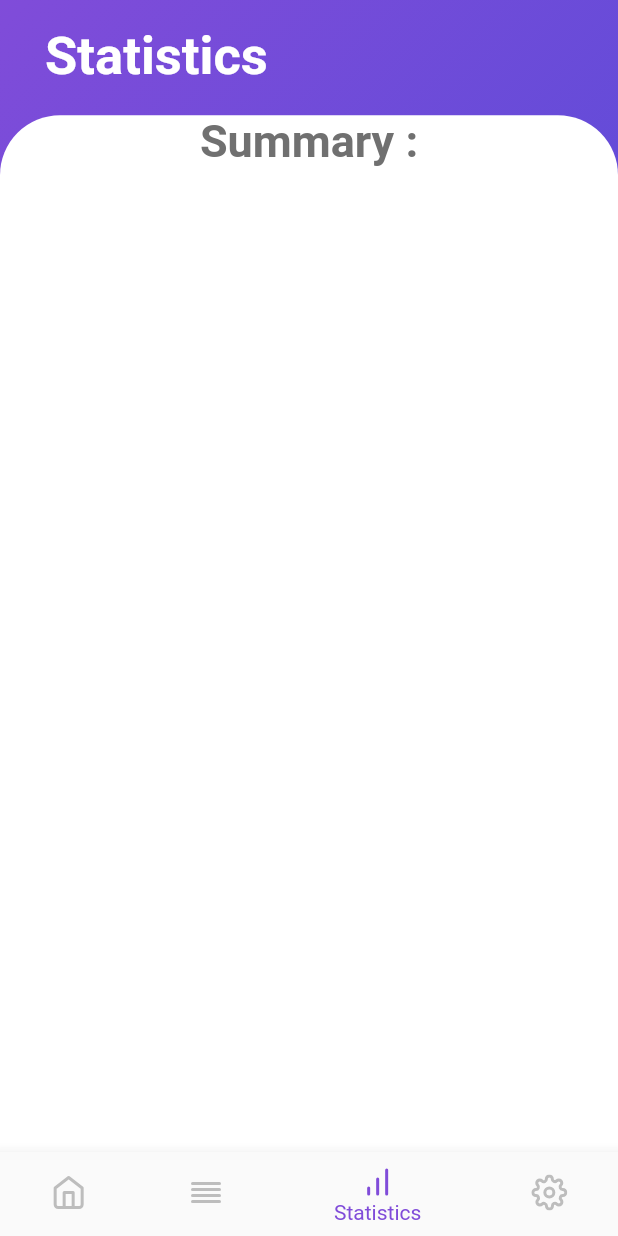
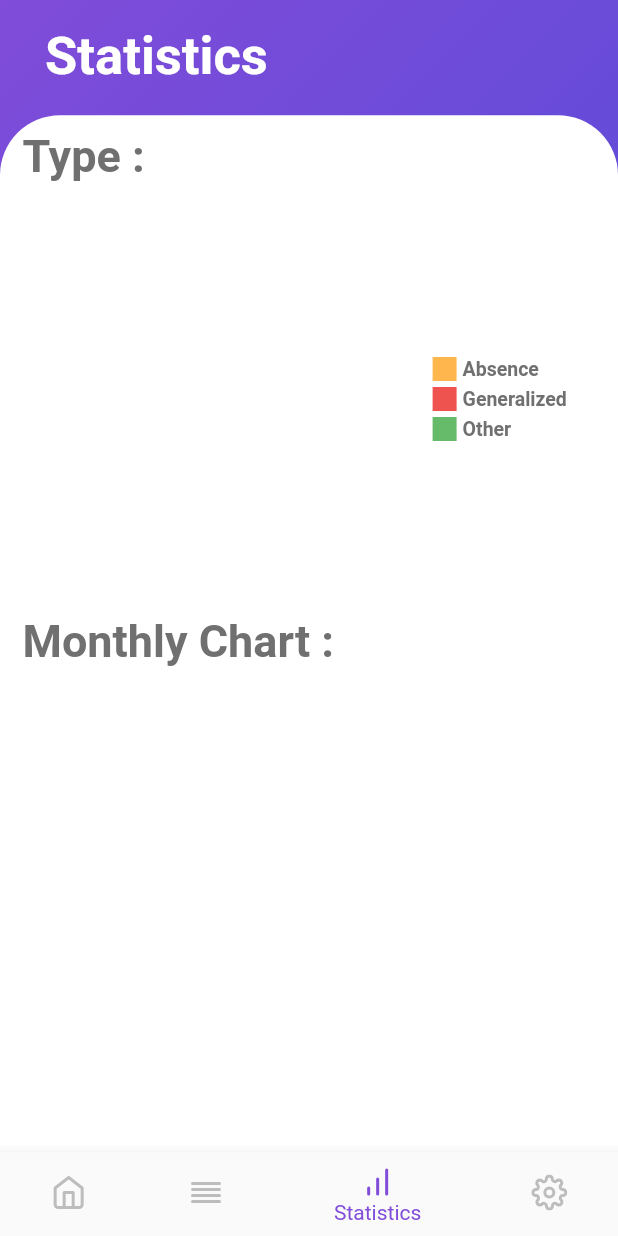
Before and after one commit to Miasaya/track_seizure, a Flutter app: the screen it shows after launch, item 3 of the bottom bar chosen, on a phone screen of 412 x 824 dp. Run offline on Flutter 3.47's test engine with Material 2 defaults, Android fonts, the phone set to English and light mode, and no system bars; drawn by our look-alikes of fl_chart; our stand-ins replace flutter_datetime_picker, flutter_icons, sqflite; accounts and stored records are empty; Roboto replaces fonts that are missing (Open).

Commit message:
Fixed PieChart

```diff
--- a/lib/component/Log_StatsComponents.dart
+++ b/lib/component/Log_StatsComponents.dart
@@ -88,3 +88,81 @@ class NoDataWidget extends StatelessWidget {
     );
   }
 }
+
+class Indicator extends StatelessWidget {
+  final Color color;
+  final String text;
+  final bool isSquare;
+  final double size;
+  final Color textColor;
+
+  const Indicator({
+    Key key,
+    this.color,
+    this.text,
+    this.isSquare,
+    this.size = 16,
+    this.textColor = const Color(0xFF707070),
+  }) : super(key: key);
+
+  @override
+  Widget build(BuildContext context) {
+    return Row(
+      children: <Widget>[
+        Container(
+          width: size,
+          height: size,
+          decoration: BoxDecoration(
+            shape: isSquare ? BoxShape.rectangle : BoxShape.circle,
+            color: color,
+          ),
+        ),
+        const SizedBox(
+          width: 4,
+        ),
+        Text(
+          text,
+          style: TextStyle(fontSize: 13, fontWeight: FontWeight.bold, color: textColor,fontFamily: 'Open'),
+        )
+      ],
+    );
+  }
+}
+
+class PieChartTypeLabel extends StatelessWidget {
+  const PieChartTypeLabel({
+    Key key,
+  }) : super(key: key);
+
+  @override
+  Widget build(BuildContext context) {
+    return Column(
+      mainAxisSize: MainAxisSize.max,
+      mainAxisAlignment: MainAxisAlignment.end,
+      crossAxisAlignment: CrossAxisAlignment.start,
+      children: <Widget>[
+        Indicator(
+          color: kAbsenceColor,
+          text: 'Absence',
+          isSquare: true,
+        ),
+        SizedBox(
+          height: 4,
+        ),
+        Indicator(
+          color: kGeneralizedColor,
+          text: 'Generalized',
+          isSquare: true,
+        ),
+        SizedBox(
+          height: 4,
+        ),
+        Indicator(
+          color: kOtherColor,
+          text: 'Other',
+          isSquare: true,
+        ),
+      ]
+    );
+  }
+}
--- a/lib/component/constants.dart
+++ b/lib/component/constants.dart
@@ -47,9 +47,16 @@ const TextStyle kEntryDate= TextStyle(
   fontFamily: 'Open',
   color: Color(0xFF707070),
   );
+
 const Color kBottomGradientColor = Color(0xFF554BD8);
 
 const Color kTopGradientColor = Color(0xFF804CD9);
+
+Color kAbsenceColor = Colors.orange[300];
+
+Color kGeneralizedColor = Colors.red[400];
+
+Color kOtherColor = Colors.green[400];
 
 
 // Log constants //
--- a/lib/screens/log_pages.dart
+++ b/lib/screens/log_pages.dart
@@ -42,7 +42,7 @@ class _LogPageState extends State<LogPage> {
                           title: Text(elem.date, style:  kLogDateStyle ),
                           subtitle: Text(elem.type, style : kLogTypeStyle),
                           trailing: Icon(Feather.chevron_right),
-                          onLongPress: () {
+                          onTap: () {
                             showBottomSheet(
                               context: context,
                               builder: (context) => BottomSheetContainer(entry: elem,) //TODO: Change the style to make it more friendly
--- a/lib/screens/new_entry.dart
+++ b/lib/screens/new_entry.dart
@@ -75,7 +75,7 @@ class _NewEntryPageState extends State<NewEntryPage> {
                     mainAxisAlignment: MainAxisAlignment.center,
                     children: [
                       EntryOption(
-                        colour: Colors.orange[300],
+                        colour: kAbsenceColor,
                         text: 'Absence',
                         icon: FontAwesome.eye,
                         onPress: () {
@@ -88,7 +88,7 @@ class _NewEntryPageState extends State<NewEntryPage> {
                             : kNewEntryTextStyleInactive,
                       ),
                       EntryOption(
-                        colour: Colors.red[400],
+                        colour: kGeneralizedColor,
                         text: 'Generalized',
                         icon: FontAwesome.male,
                         onPress: () {
@@ -101,7 +101,7 @@ class _NewEntryPageState extends State<NewEntryPage> {
                             : kNewEntryTextStyleInactive,
                       ),
                       EntryOption(
-                        colour: Colors.green[400],
+                        colour: kOtherColor,
                         text: 'Other',
                         icon: FontAwesome.question,
                         onPress: () {
--- a/lib/screens/stats_pages.dart
+++ b/lib/screens/stats_pages.dart
@@ -17,17 +17,18 @@ class StatsPage extends StatefulWidget {
 class _StatsPageState extends State<StatsPage> {
   int touchedIndex;
   List<Seizure> snapshotList;
+
   List<PieChartSectionData> _showingSections(List<Seizure> snapshot) {
     List percentage = getPercentageType(snapshot);
 
     return List.generate(3, (i) {
       final isTouched = i == touchedIndex;
-      final double fontSize = isTouched ? 25 : 16;
-      final double radius = isTouched ? 60 : 50;
+      final double fontSize = isTouched ? 20 : 15;
+      final double radius = isTouched ? 60 : 60;
       switch (i) {
         case 0:
           return PieChartSectionData(
-            color: const Color(0xff0293ee),
+            color: kAbsenceColor,
             value: percentage[0],
             title: "${percentage[0]}%",
             radius: radius,
@@ -36,7 +37,7 @@ class _StatsPageState extends State<StatsPage> {
           );
         case 1:
           return PieChartSectionData(
-            color: const Color(0xfff8b250),
+            color: kGeneralizedColor,
             value: percentage[1],
             title: "${percentage[1]}%",
             radius: radius,
@@ -45,7 +46,7 @@ class _StatsPageState extends State<StatsPage> {
           );
         case 2:
           return PieChartSectionData(
-            color: const Color(0xff845bef),
+            color: kOtherColor,
             value: percentage[2],
             title: "${percentage[2]}%",
             radius: radius,
@@ -56,6 +57,28 @@ class _StatsPageState extends State<StatsPage> {
           return null;
       }
     });
+  }
+
+  PieChart buildPieChart() {
+    return PieChart(
+      PieChartData(
+        pieTouchData: PieTouchData(touchCallback: (pieTouchResponse) {
+          setState(() {
+            if (pieTouchResponse.touchInput is FlLongPressEnd ||
+                pieTouchResponse.touchInput is FlPanEnd) {
+              touchedIndex = -1;
+            } else {
+              touchedIndex = pieTouchResponse.touchedSectionIndex;
+            }
+          });
+        }),
+        borderData: FlBorderData(
+          show: false,
+        ),
+        sectionsSpace: 0,
+        centerSpaceRadius: 40,
+        sections: _showingSections(snapshotList))
+    );
   }
   @override
   Widget build(BuildContext context) {
@@ -71,33 +94,31 @@ class _StatsPageState extends State<StatsPage> {
                   maxChildSize: 0.90,
                   builder: (context, scrollController) {
                     return Container(
+                      padding: EdgeInsets.only(right:15.0,top:10.0),
                       decoration: BoxDecoration(
                         color: Colors.white,
                         borderRadius: BorderRadius.only(
                             topRight: Radius.circular(40.0),
                             topLeft: Radius.circular(40.0))),
                       child: Column(
+                        crossAxisAlignment: CrossAxisAlignment.start,
                         children :[
-                          Text("Summary :", style: trackHeaderStyle),
-                          PieChart(
-                            PieChartData(
-                              pieTouchData: PieTouchData(touchCallback: (pieTouchResponse) {
-                                setState(() {
-                                  if (pieTouchResponse.touchInput is FlLongPressEnd ||
-                                      pieTouchResponse.touchInput is FlPanEnd) {
-                                    touchedIndex = -1;
-                                  } else {
-                                    touchedIndex = pieTouchResponse.touchedSectionIndex;
-                                  }
-                                });
-                              }),
-                              borderData: FlBorderData(
-                                show: false,
-                              ),
-                              sectionsSpace: 0,
-                              centerSpaceRadius: 40,
-                              sections: _showingSections(snapshotList))
-                          )
+                          Padding(
+                            padding: const EdgeInsets.only(left:15.0),
+                            child: Text("Type :", style: trackHeaderStyle),
+                          ),
+                          Row(
+                            mainAxisAlignment: MainAxisAlignment.start,
+                            children: [
+                              buildPieChart(),
+                              PieChartTypeLabel(),
+                            ],
+                          ),
+                          Padding(
+                            padding: const EdgeInsets.only(left:15.0),
+                            child: Text("Monthly Chart :", style: trackHeaderStyle),
+                          ),
+
                         ]
                       ),
                     );
```
